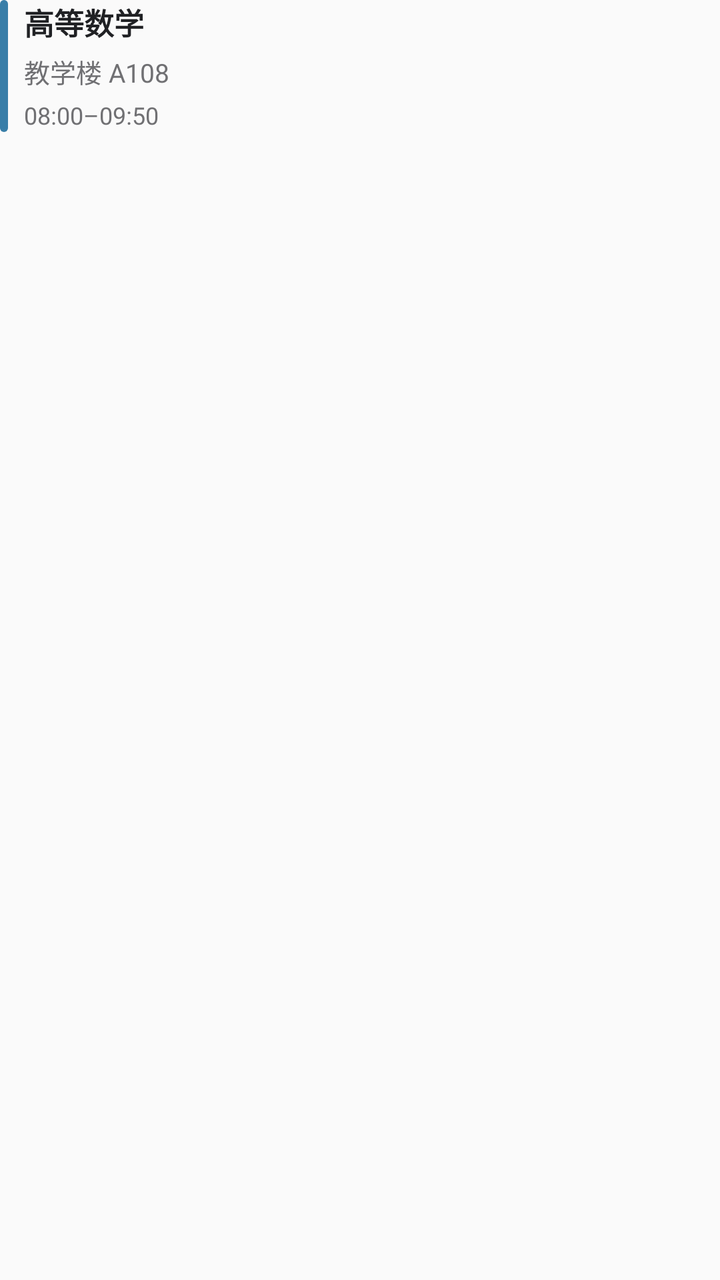
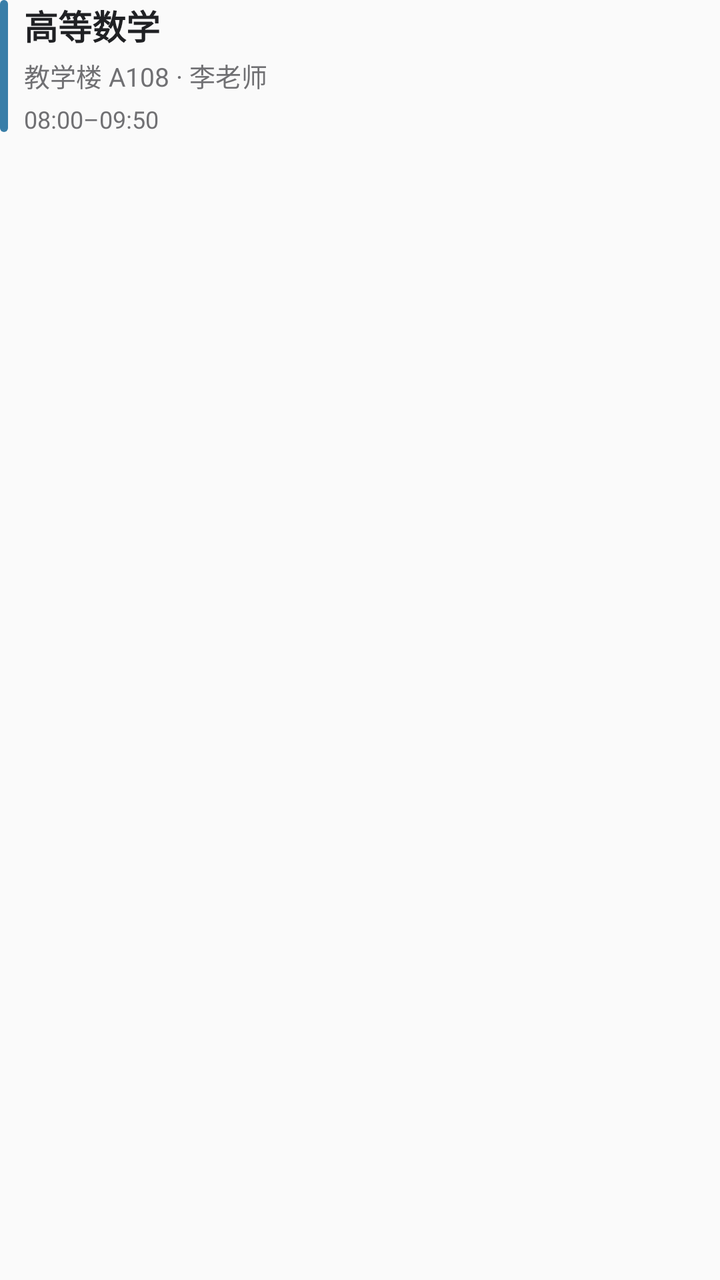

An Android layout rendered at two revisions. The XML below is the earlier revision; the diff shows what the commit changed to produce the second picture.
<!-- AndroidManifest.xml: application theme Theme.Timetable -->
<!-- res/layout/widget_preview_modern_course.xml -->
<?xml version="1.0" encoding="utf-8"?>
<LinearLayout xmlns:android="http://schemas.android.com/apk/res/android"
    android:layout_width="match_parent" android:layout_height="wrap_content" android:orientation="horizontal">
    <ImageView android:layout_width="4dp" android:layout_height="66dp" android:src="@drawable/widget_course_indicator" android:tint="#397EA8" />
    <LinearLayout android:layout_width="0dp" android:layout_height="wrap_content" android:layout_weight="1" android:layout_marginStart="8dp" android:orientation="vertical">
        <TextView android:layout_width="match_parent" android:layout_height="wrap_content" android:text="@string/widget_preview_math" android:textSize="15sp" android:textStyle="bold" android:textColor="#202124" android:maxLines="2" />
        <TextView android:layout_width="match_parent" android:layout_height="wrap_content" android:layout_marginTop="4dp" android:text="@string/widget_preview_room" android:textSize="13sp" android:textColor="#707073" />
        <TextView android:layout_width="match_parent" android:layout_height="wrap_content" android:layout_marginTop="4dp" android:text="08:00–09:50" android:textSize="12sp" android:textColor="#707073" />
    </LinearLayout>
</LinearLayout>
<!-- resources referenced by this layout -->
<resources>
  <!-- drawable widget_course_indicator (drawable) -->
  <?xml version="1.0" encoding="utf-8"?>
  <shape xmlns:android="http://schemas.android.com/apk/res/android">
      <solid android:color="#FF4E7BD9" />
      <corners android:radius="2dp" />
  </shape>
  <string name="widget_preview_math">高等数学</string>
  <string name="widget_preview_room">教学楼 A108</string>
  <style name="Theme.Timetable" parent="Theme.AppCompat.DayNight.NoActionBar">
          <item name="android:statusBarColor">@android:color/transparent</item>
          <item name="android:navigationBarColor">@android:color/transparent</item>
          <item name="android:windowLightStatusBar">true</item>
          <item name="android:windowLightNavigationBar">true</item>
          <item name="android:windowNoTitle">true</item>
      </style>
</resources>

<!-- the commit's change to res/layout/widget_preview_modern_course.xml (unified diff, before → after) -->
@@ -3,8 +3,8 @@
     android:layout_width="match_parent" android:layout_height="wrap_content" android:orientation="horizontal">
     <ImageView android:layout_width="4dp" android:layout_height="66dp" android:src="@drawable/widget_course_indicator" android:tint="#397EA8" />
     <LinearLayout android:layout_width="0dp" android:layout_height="wrap_content" android:layout_weight="1" android:layout_marginStart="8dp" android:orientation="vertical">
-        <TextView android:layout_width="match_parent" android:layout_height="wrap_content" android:text="@string/widget_preview_math" android:textSize="15sp" android:textStyle="bold" android:textColor="#202124" android:maxLines="2" />
-        <TextView android:layout_width="match_parent" android:layout_height="wrap_content" android:layout_marginTop="4dp" android:text="@string/widget_preview_room" android:textSize="13sp" android:textColor="#707073" />
+        <TextView android:layout_width="match_parent" android:layout_height="wrap_content" android:text="@string/widget_preview_math" android:textSize="17sp" android:textStyle="bold" android:textColor="#202124" android:maxLines="2" />
+        <TextView android:layout_width="match_parent" android:layout_height="wrap_content" android:layout_marginTop="3dp" android:ellipsize="end" android:maxLines="1" android:text="@string/widget_preview_room_teacher" android:textSize="13sp" android:textColor="#707073" />
         <TextView android:layout_width="match_parent" android:layout_height="wrap_content" android:layout_marginTop="4dp" android:text="08:00–09:50" android:textSize="12sp" android:textColor="#707073" />
     </LinearLayout>
 </LinearLayout>
<!-- resource entries referenced after the edit -->
@@ -7,7 +7,7 @@
       <corners android:radius="2dp" />
   </shape>
   <string name="widget_preview_math">高等数学</string>
-  <string name="widget_preview_room">教学楼 A108</string>
+  <string name="widget_preview_room_teacher">教学楼 A108 · 李老师</string>
   <style name="Theme.Timetable" parent="Theme.AppCompat.DayNight.NoActionBar">
           <item name="android:statusBarColor">@android:color/transparent</item>
           <item name="android:navigationBarColor">@android:color/transparent</item>
